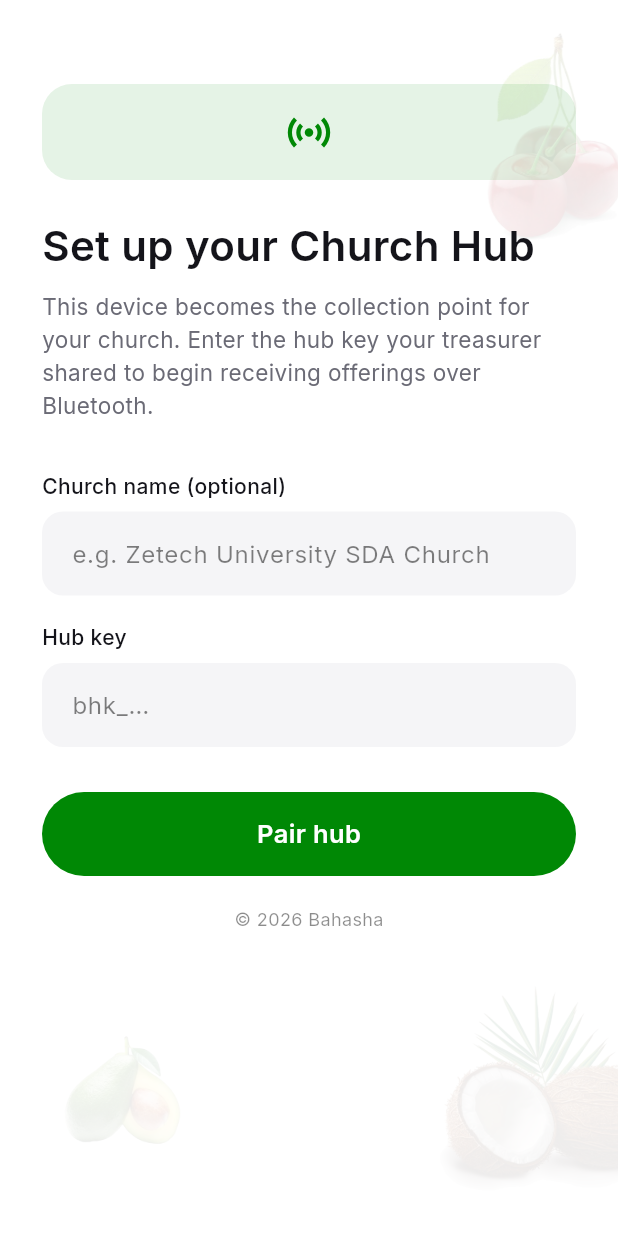
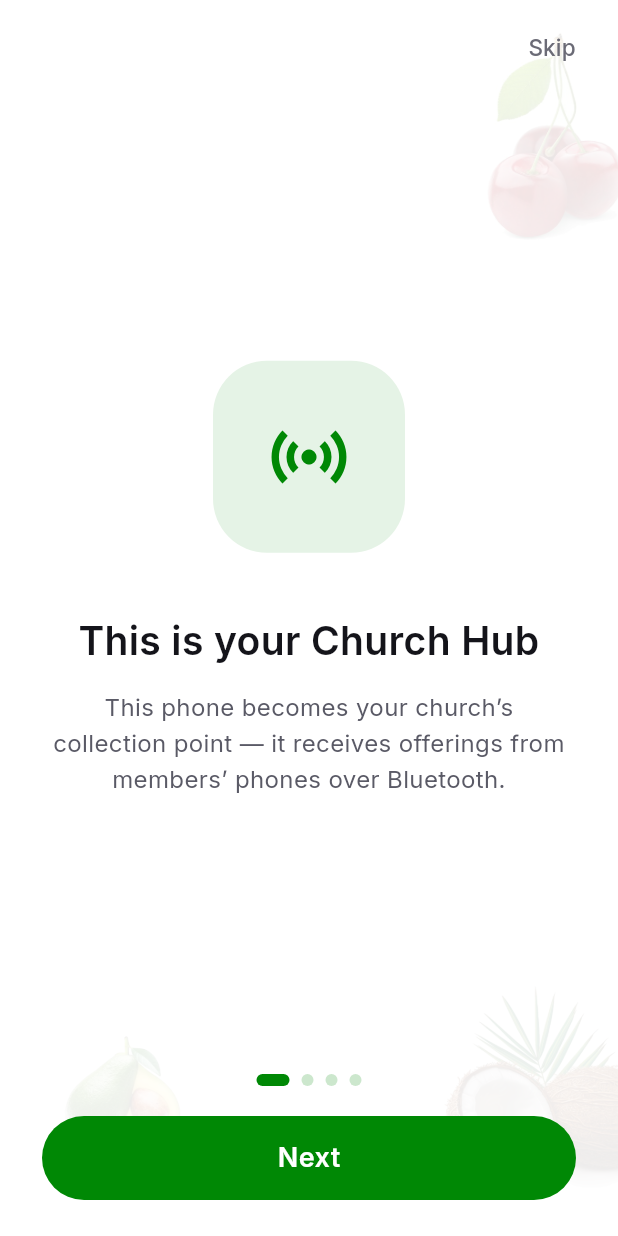
Before and after one commit to bahashaSDA/bahasha, a Flutter app: the _Gate screen opened directly, on a phone screen of 412 x 824 dp. Run offline on Flutter 3.47's test engine with Material 3 defaults, Android fonts, the phone set to English and light mode, and no system bars; our stand-ins replace connectivity_plus, dio, drift, flutter_riverpod, flutter_secure_storage, flutter_svg and 4 more; missing offline and left inert: bluetooth_low_energy, cryptography, flutter_reactive_ble; accounts and stored records are empty; generated files the repository leaves out were written again.

Commit message:
First-run tutorial walkthroughs for Bahasha and CVendor
Both apps now show a one-time, swipeable walkthrough on first open (persisted
via shared_preferences), in the offertory look:
- Bahasha: welcome -> choose fruits -> enter amount -> give at church over
  Bluetooth -> history & privacy. Gated in AppRoot before registration.
- CVendor: what the hub is -> pair once with the treasurer's key -> keep it
  running during the service -> automatic upload. Gated in main's _Gate.
Skippable; shown exactly once, then straight to the normal flow.

Both apps analyze clean.

Co-Authored-By: Claude Opus 4.8 <noreply@anthropic.com>

```diff
--- a/bahasha-mobile/pubspec.yaml
+++ b/bahasha-mobile/pubspec.yaml
@@ -1,7 +1,7 @@
 name: bahasha
 description: "Bahasha — offline-first church giving over Bluetooth Low Energy."
 publish_to: 'none'
-version: 1.2.1+18
+version: 1.2.2+19
 
 environment:
   sdk: ^3.12.0
@@ -49,6 +49,7 @@ dependencies:
 
   # --- Media -----------------------------------------------------------------
   image_picker: ^1.1.2            # profile photo (top-right avatar)
+  shared_preferences: ^2.3.2      # first-run onboarding flag
 
 dev_dependencies:
   flutter_test:
--- /dev/null
+++ b/cvendor-mobile/lib/features/onboarding_screen.dart
@@ -0,0 +1,147 @@
+import 'package:flutter/material.dart';
+import 'package:shared_preferences/shared_preferences.dart';
+import '../theme.dart';
+
+/// First-run walkthrough for the hub deacon: what the hub is, pairing, running
+/// it during the service, and automatic upload. Shown once, in the offertory
+/// look. [onDone] fires when finished or skipped.
+class HubOnboardingScreen extends StatefulWidget {
+  const HubOnboardingScreen({super.key, required this.onDone});
+  final VoidCallback onDone;
+
+  static const _kSeen = 'cvendor.onboarding.seen.v1';
+
+  static Future<bool> seen() async {
+    final p = await SharedPreferences.getInstance();
+    return p.getBool(_kSeen) ?? false;
+  }
+
+  static Future<void> markSeen() async {
+    final p = await SharedPreferences.getInstance();
+    await p.setBool(_kSeen, true);
+  }
+
+  @override
+  State<HubOnboardingScreen> createState() => _HubOnboardingScreenState();
+}
+
+class _HubOnboardingScreenState extends State<HubOnboardingScreen> {
+  final _pc = PageController();
+  int _page = 0;
+
+  static const _steps = <({IconData icon, String title, String body})>[
+    (
+      icon: Icons.sensors,
+      title: 'This is your Church Hub',
+      body: 'This phone becomes your church’s collection point — it receives offerings from members’ phones over Bluetooth.',
+    ),
+    (
+      icon: Icons.vpn_key_outlined,
+      title: 'Pair it once',
+      body: 'Your treasurer generates a hub key on the dashboard and shares it with you. Paste it in to pair — you only do this once.',
+    ),
+    (
+      icon: Icons.bluetooth_connected,
+      title: 'During the service',
+      body: 'Keep this screen open. It advertises over Bluetooth and receives each member’s offering as they give.',
+    ),
+    (
+      icon: Icons.cloud_upload_outlined,
+      title: 'Uploads happen automatically',
+      body: 'Received offerings queue safely and upload to the church’s account. You’ll see the count and status live, even after a brief network drop.',
+    ),
+  ];
+
+  bool get _last => _page == _steps.length - 1;
+
+  void _next() {
+    if (_last) {
+      widget.onDone();
+    } else {
+      _pc.nextPage(duration: const Duration(milliseconds: 280), curve: Curves.easeOut);
+    }
+  }
+
+  @override
+  void dispose() {
+    _pc.dispose();
+    super.dispose();
+  }
+
+  @override
+  Widget build(BuildContext context) {
+    return Scaffold(
+      backgroundColor: HubColors.surface,
+      body: FruitBackdrop(
+        child: SafeArea(
+          child: Column(
+            children: [
+              Align(
+                alignment: Alignment.centerRight,
+                child: Padding(
+                  padding: const EdgeInsets.fromLTRB(0, 8, 12, 0),
+                  child: TextButton(
+                    onPressed: widget.onDone,
+                    child: const Text('Skip', style: TextStyle(fontFamily: 'Inter', fontSize: 15, color: HubColors.inkMuted)),
+                  ),
+                ),
+              ),
+              Expanded(
+                child: PageView.builder(
+                  controller: _pc,
+                  onPageChanged: (i) => setState(() => _page = i),
+                  itemCount: _steps.length,
+                  itemBuilder: (context, i) {
+                    final s = _steps[i];
+                    return Padding(
+                      padding: const EdgeInsets.symmetric(horizontal: 32),
+                      child: Column(mainAxisAlignment: MainAxisAlignment.center, children: [
+                        Container(
+                          width: 128, height: 128,
+                          decoration: BoxDecoration(color: const Color(0x1A008805), borderRadius: BorderRadius.circular(36)),
+                          child: Icon(s.icon, size: 60, color: HubColors.green),
+                        ),
+                        const SizedBox(height: 40),
+                        Text(s.title, textAlign: TextAlign.center,
+                            style: const TextStyle(fontFamily: 'Inter', fontWeight: FontWeight.w600, fontSize: 26, color: HubColors.ink)),
+                        const SizedBox(height: 14),
+                        Text(s.body, textAlign: TextAlign.center,
+                            style: const TextStyle(fontFamily: 'Inter', fontSize: 16, color: Color(0xFF5A5A66), height: 1.5)),
+                      ]),
+                    );
+                  },
+                ),
+              ),
+              Row(mainAxisAlignment: MainAxisAlignment.center, children: [
+                for (var i = 0; i < _steps.length; i++)
+                  AnimatedContainer(
+                    duration: const Duration(milliseconds: 220),
+                    margin: const EdgeInsets.symmetric(horizontal: 4),
+                    width: _page == i ? 22 : 8, height: 8,
+                    decoration: BoxDecoration(
+                      color: _page == i ? HubColors.green : const Color(0x33008805),
+                      borderRadius: BorderRadius.circular(8),
+                    ),
+                  ),
+              ]),
+              const SizedBox(height: 20),
+              Padding(
+                padding: const EdgeInsets.fromLTRB(28, 0, 28, 24),
+                child: GestureDetector(
+                  onTap: _next,
+                  child: Container(
+                    height: 56,
+                    alignment: Alignment.center,
+                    decoration: BoxDecoration(color: HubColors.green, borderRadius: BorderRadius.circular(62)),
+                    child: Text(_last ? 'Get started' : 'Next',
+                        style: const TextStyle(fontFamily: 'Inter', fontWeight: FontWeight.w600, fontSize: 18, color: Colors.white)),
+                  ),
+                ),
+              ),
+            ],
+          ),
+        ),
+      ),
+    );
+  }
+}
--- a/cvendor-mobile/lib/main.dart
+++ b/cvendor-mobile/lib/main.dart
@@ -4,6 +4,7 @@ import 'package:flutter_riverpod/flutter_riverpod.dart';
 import 'core/providers.dart';
 import 'features/pairing_screen.dart';
 import 'features/hub_dashboard_screen.dart';
+import 'features/onboarding_screen.dart';
 import 'theme.dart';
 
 void main() {
@@ -31,17 +32,41 @@ class CVendorApp extends StatelessWidget {
 
 /// Routes to pairing (unpaired) or the dashboard (paired), data-driven off the
 /// stored credential so a paired hub reopens straight to operations.
-class _Gate extends ConsumerWidget {
+class _Gate extends ConsumerStatefulWidget {
   const _Gate();
 
   @override
-  Widget build(BuildContext context, WidgetRef ref) {
+  ConsumerState<_Gate> createState() => _GateState();
+}
+
+class _GateState extends ConsumerState<_Gate> {
+  bool? _seen;
+
+  @override
+  void initState() {
+    super.initState();
+    HubOnboardingScreen.seen().then((v) {
+      if (mounted) setState(() => _seen = v);
+    });
+  }
+
+  static const _loading = Scaffold(
+    backgroundColor: HubColors.surface,
+    body: Center(child: CircularProgressIndicator(color: HubColors.green)),
+  );
+
+  @override
+  Widget build(BuildContext context) {
+    if (_seen == null) return _loading;
+    if (_seen == false) {
+      return HubOnboardingScreen(onDone: () async {
+        await HubOnboardingScreen.markSeen();
+        if (mounted) setState(() => _seen = true);
+      });
+    }
     final paired = ref.watch(isPairedProvider);
     return paired.when(
-      loading: () => const Scaffold(
-        backgroundColor: HubColors.panelGreen,
-        body: Center(child: CircularProgressIndicator(color: HubColors.indigo)),
-      ),
+      loading: () => _loading,
       error: (_, _) => const PairingScreen(),
       data: (isPaired) => isPaired ? const HubDashboardScreen() : const PairingScreen(),
     );
--- a/cvendor-mobile/pubspec.yaml
+++ b/cvendor-mobile/pubspec.yaml
@@ -16,7 +16,7 @@ publish_to: 'none' # Remove this line if you wish to publish to pub.dev
 # https://developer.apple.com/library/archive/documentation/General/Reference/InfoPlistKeyReference/Articles/CoreFoundationKeys.html
 # In Windows, build-name is used as the major, minor, and patch parts
 # of the product and file versions while build-number is used as the build suffix.
-version: 1.2.0+3
+version: 1.2.1+4
 
 environment:
   sdk: ^3.12.0
@@ -57,6 +57,9 @@ dependencies:
 
   # Background execution so the hub keeps scanning during the whole service
   flutter_foreground_task: ^8.10.0
+
+  # First-run onboarding flag
+  shared_preferences: ^2.3.2
 
 dev_dependencies:
   flutter_test:
```
Also changed, not shown: bahasha-mobile/lib/app_root.dart (+11 -4 lines), bahasha-mobile/lib/core/onboarding.dart (added, +17 -0 lines), bahasha-mobile/lib/features/onboarding/onboarding_screen.dart (added, +143 -0 lines), bahasha-mobile/pubspec.lock, cvendor-mobile/pubspec.lock.
